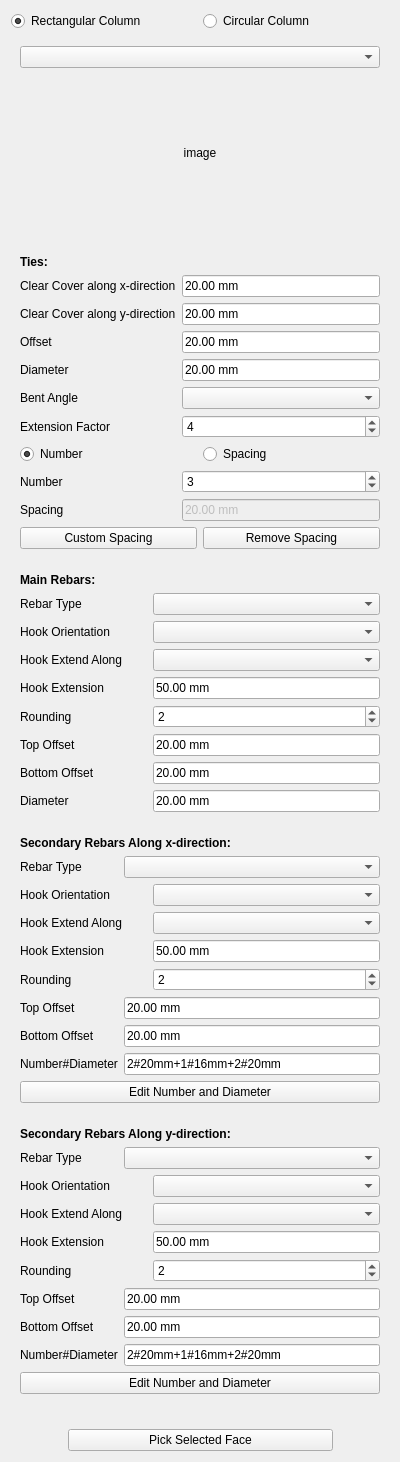
First picture: the form in ColumnReinforcement/ColumnReinforcement.ui, repository amrit3701/FreeCAD-Reinforcement, before the edit.
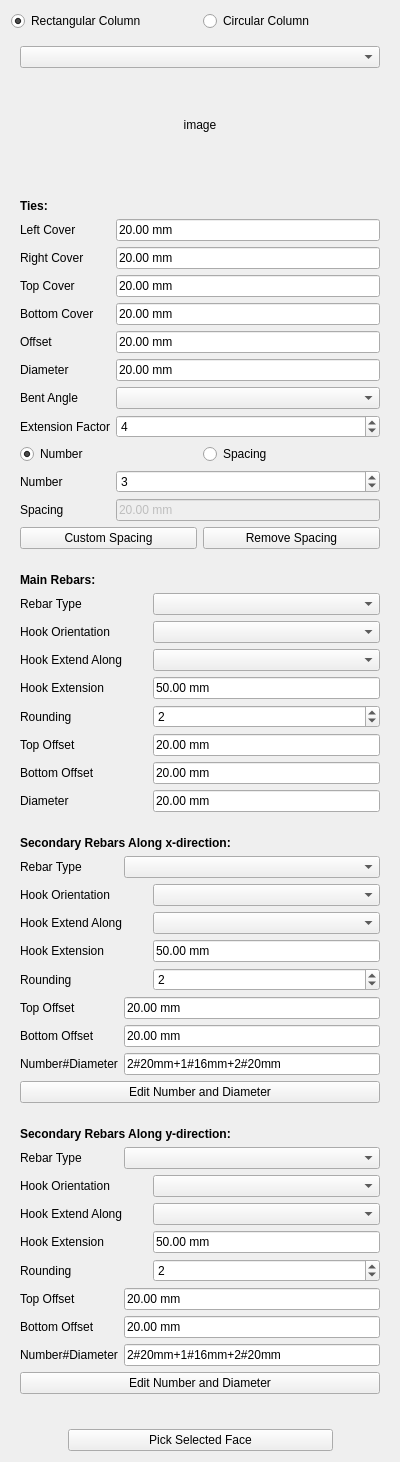
Second picture: the form after the edit. Custom widgets are drawn as their Qt base class.

Commit message:
Add left/right/top/bottom cover for Tie in UI
Now, user can specify Left, Right, Top and Bottom cover of Tie instead
of only x-direction and y-direction cover in UI.

Patch:
```diff
--- a/ColumnReinforcement/ColumnReinforcement.ui
+++ b/ColumnReinforcement/ColumnReinforcement.ui
@@ -478,14 +478,14 @@
        </widget>
       </item>
       <item row="1" column="0">
-       <widget class="QLabel" name="x_dirCoverLabel">
+       <widget class="QLabel" name="tieLeftCoverLabel">
         <property name="text">
-         <string>Clear Cover along x-direction</string>
+         <string>Left Cover</string>
         </property>
        </widget>
       </item>
       <item row="1" column="1">
-       <widget class="Gui::InputField" name="x_dirCover">
+       <widget class="Gui::InputField" name="tieLeftCover">
         <property name="text">
          <string>20.00 mm</string>
         </property>
@@ -495,14 +495,14 @@
        </widget>
       </item>
       <item row="2" column="0">
-       <widget class="QLabel" name="y_dirCoverLabel">
+       <widget class="QLabel" name="tieRightCoverLabel">
         <property name="text">
-         <string>Clear Cover along y-direction</string>
+         <string>Right Cover</string>
         </property>
        </widget>
       </item>
       <item row="2" column="1">
-       <widget class="Gui::InputField" name="y_dirCover">
+       <widget class="Gui::InputField" name="tieRightCover">
         <property name="text">
          <string>20.00 mm</string>
         </property>
@@ -511,14 +511,14 @@
         </property>
        </widget>
       </item>
-      <item row="3" column="0">
+      <item row="5" column="0">
        <widget class="QLabel" name="tieOffsetLabel">
         <property name="text">
          <string>Offset</string>
         </property>
        </widget>
       </item>
-      <item row="3" column="1">
+      <item row="5" column="1">
        <widget class="Gui::InputField" name="tieOffset">
         <property name="text">
          <string>20.00 mm</string>
@@ -528,14 +528,14 @@
         </property>
        </widget>
       </item>
-      <item row="4" column="0">
+      <item row="6" column="0">
        <widget class="QLabel" name="tieDiameterLabel">
         <property name="text">
          <string>Diameter</string>
         </property>
        </widget>
       </item>
-      <item row="4" column="1">
+      <item row="6" column="1">
        <widget class="Gui::InputField" name="tieDiameter">
         <property name="text">
          <string>20.00 mm</string>
@@ -545,14 +545,14 @@
         </property>
        </widget>
       </item>
-      <item row="5" column="0">
+      <item row="7" column="0">
        <widget class="QLabel" name="bentAngleLabel">
         <property name="text">
          <string>Bent Angle</string>
         </property>
        </widget>
       </item>
-      <item row="5" column="1">
+      <item row="7" column="1">
        <widget class="Gui::PrefComboBox" name="bentAngle">
         <property name="prefEntry" stdset="0">
          <cstring></cstring>
@@ -562,21 +562,21 @@
         </property>
        </widget>
       </item>
-      <item row="6" column="0">
+      <item row="8" column="0">
        <widget class="QLabel" name="extensionFactorLabel">
         <property name="text">
          <string>Extension Factor</string>
         </property>
        </widget>
       </item>
-      <item row="6" column="1">
+      <item row="8" column="1">
        <widget class="Gui::PrefSpinBox" name="extensionFactor">
         <property name="value">
          <number>4</number>
         </property>
        </widget>
       </item>
-      <item row="7" column="0" colspan="2">
+      <item row="9" column="0" colspan="2">
        <layout class="QHBoxLayout" name="horizontalLayout">
         <item>
          <widget class="Gui::PrefRadioButton" name="number_radio">
@@ -603,14 +603,14 @@
         </item>
        </layout>
       </item>
-      <item row="8" column="0">
+      <item row="10" column="0">
        <widget class="QLabel" name="numberLabel">
         <property name="text">
          <string>Number</string>
         </property>
        </widget>
       </item>
-      <item row="8" column="1">
+      <item row="10" column="1">
        <widget class="Gui::PrefSpinBox" name="number">
         <property name="enabled">
          <bool>true</bool>
@@ -620,14 +620,14 @@
         </property>
        </widget>
       </item>
-      <item row="9" column="0">
+      <item row="11" column="0">
        <widget class="QLabel" name="spacingLabel">
         <property name="text">
          <string>Spacing</string>
         </property>
        </widget>
       </item>
-      <item row="9" column="1">
+      <item row="11" column="1">
        <widget class="Gui::InputField" name="spacing">
         <property name="enabled">
          <bool>false</bool>
@@ -640,7 +640,7 @@
         </property>
        </widget>
       </item>
-      <item row="10" column="0" colspan="2">
+      <item row="12" column="0" colspan="2">
        <layout class="QHBoxLayout" name="horizontalLayout_8">
         <item>
          <widget class="QPushButton" name="customSpacing">
@@ -676,6 +676,40 @@
         </item>
        </layout>
       </item>
+      <item row="3" column="0">
+       <widget class="QLabel" name="tieTopCoverLabel">
+        <property name="text">
+         <string>Top Cover</string>
+        </property>
+       </widget>
+      </item>
+      <item row="4" column="0">
+       <widget class="QLabel" name="tieBottomCoverLabel">
+        <property name="text">
+         <string>Bottom Cover</string>
+        </property>
+       </widget>
+      </item>
+      <item row="3" column="1">
+       <widget class="Gui::InputField" name="tieTopCover">
+        <property name="text">
+         <string>20.00 mm</string>
+        </property>
+        <property name="unit" stdset="0">
+         <string notr="true"/>
+        </property>
+       </widget>
+      </item>
+      <item row="4" column="1">
+       <widget class="Gui::InputField" name="tieBottomCover">
+        <property name="text">
+         <string>20.00 mm</string>
+        </property>
+        <property name="unit" stdset="0">
+         <string notr="true"/>
+        </property>
+       </widget>
+      </item>
      </layout>
     </widget>
    </item>
```
The commit also changes 1 other file.
